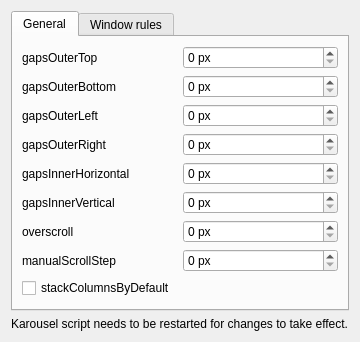
Before: the Qt Designer form package/contents/ui/config.ui in peterfajdiga/karousel, drawn with Qt 5.
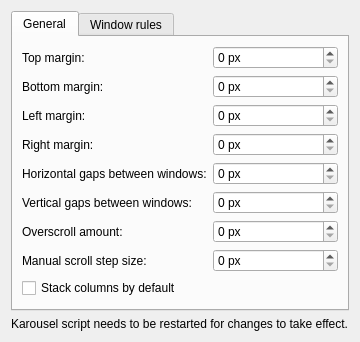
After: the same form once the commit is applied.

Commit message: config.ui: make labels descriptive

Patch:
```diff
--- a/package/contents/ui/config.ui
+++ b/package/contents/ui/config.ui
@@ -19,7 +19,7 @@
                             <item row="0" column="0">
                                 <widget class="QLabel" name="label_gapsOuterTop">
                                     <property name="text">
-                                        <string>gapsOuterTop</string>
+                                        <string>Top margin:</string>
                                     </property>
                                 </widget>
                             </item>
@@ -40,7 +40,7 @@
                             <item row="1" column="0">
                                 <widget class="QLabel" name="label_gapsOuterBottom">
                                     <property name="text">
-                                        <string>gapsOuterBottom</string>
+                                        <string>Bottom margin:</string>
                                     </property>
                                 </widget>
                             </item>
@@ -61,7 +61,7 @@
                             <item row="2" column="0">
                                 <widget class="QLabel" name="label_gapsOuterLeft">
                                     <property name="text">
-                                        <string>gapsOuterLeft</string>
+                                        <string>Left margin:</string>
                                     </property>
                                 </widget>
                             </item>
@@ -82,7 +82,7 @@
                             <item row="3" column="0">
                                 <widget class="QLabel" name="label_gapsOuterRight">
                                     <property name="text">
-                                        <string>gapsOuterRight</string>
+                                        <string>Right margin:</string>
                                     </property>
                                 </widget>
                             </item>
@@ -103,7 +103,7 @@
                             <item row="4" column="0">
                                 <widget class="QLabel" name="label_gapsInnerHorizontal">
                                     <property name="text">
-                                        <string>gapsInnerHorizontal</string>
+                                        <string>Horizontal gaps between windows:</string>
                                     </property>
                                 </widget>
                             </item>
@@ -124,7 +124,7 @@
                             <item row="5" column="0">
                                 <widget class="QLabel" name="label_gapsInnerVertical">
                                     <property name="text">
-                                        <string>gapsInnerVertical</string>
+                                        <string>Vertical gaps between windows:</string>
                                     </property>
                                 </widget>
                             </item>
@@ -145,7 +145,7 @@
                             <item row="6" column="0">
                                 <widget class="QLabel" name="label_overscroll">
                                     <property name="text">
-                                        <string>overscroll</string>
+                                        <string>Overscroll amount:</string>
                                     </property>
                                 </widget>
                             </item>
@@ -166,7 +166,7 @@
                             <item row="7" column="0">
                                 <widget class="QLabel" name="label_manualScrollStep">
                                     <property name="text">
-                                        <string>manualScrollStep</string>
+                                        <string>Manual scroll step size:</string>
                                     </property>
                                 </widget>
                             </item>
@@ -187,7 +187,7 @@
                             <item row="8" column="0" colspan="2">
                                 <widget class="QCheckBox" name="kcfg_stackColumnsByDefault">
                                     <property name="text">
-                                        <string>stackColumnsByDefault</string>
+                                        <string>Stack columns by default</string>
                                     </property>
                                 </widget>
                             </item>
```
